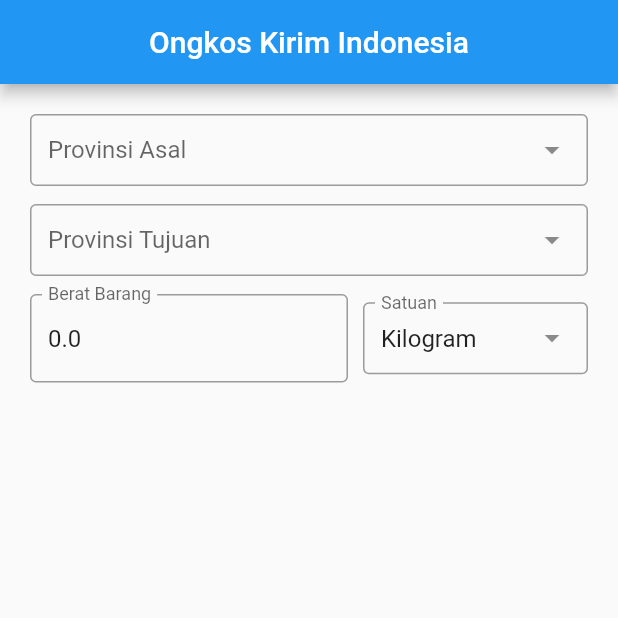
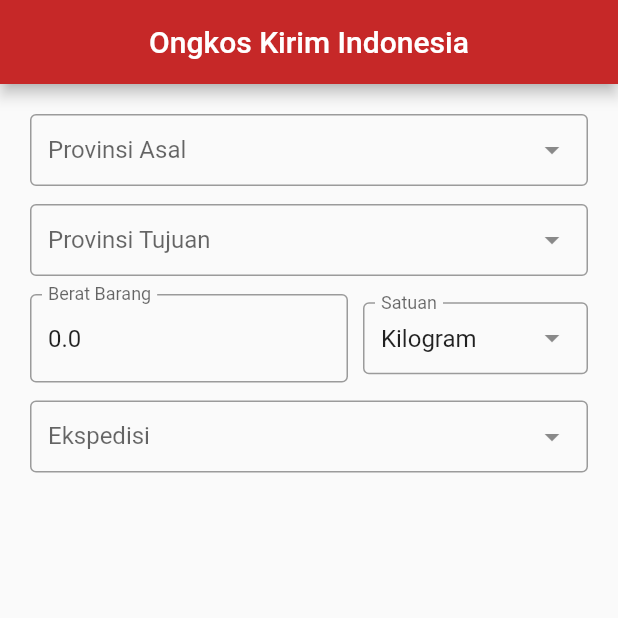
Before and after one commit to ceedadev/FlutterOngkir, a Flutter app: the screen it shows after launch, on a phone screen of 412 x 824 dp, the top half of it. Run offline on Flutter 3.47's test engine with Material 2 defaults, Android fonts, the phone set to English and light mode, and no system bars; drawn by our look-alikes of dropdown_search; our stand-ins replace get.

Commit message:
button ongkos kirim done with checking controller

```diff
--- a/lib/app/modules/home/controllers/home_controller.dart
+++ b/lib/app/modules/home/controllers/home_controller.dart
@@ -8,6 +8,8 @@ class HomeController extends GetxController {
   var hiddenKotaTujuan = true.obs;
   var provIdTujuan = 0.obs;
   var cityIdTujuan = 0.obs;
+  var kurir = "".obs;
+  var hiddenButton = true.obs;
 
   double berat = 0.0;
   String satuan = 'gram';
@@ -53,6 +55,14 @@ class HomeController extends GetxController {
     print(value);
   }
 
+  void showButton() {
+    if (cityIdAsal != 0 && cityIdTujuan != 0 && berat > 0 && kurir != "") {
+      hiddenButton.value = false;
+    } else {
+      hiddenButton.value = true;
+    }
+  }
+
   @override
   void onInit() {
     beratC = TextEditingController(text: '$berat');
--- a/lib/app/modules/home/views/home_view.dart
+++ b/lib/app/modules/home/views/home_view.dart
@@ -1,3 +1,4 @@
+import 'package:dropdown_search/dropdown_search.dart';
 import 'package:flutter/material.dart';
 import 'package:get/get.dart';
 
@@ -14,6 +15,7 @@ class HomeView extends GetView<HomeController> {
       appBar: AppBar(
         title: Text('Ongkos Kirim Indonesia'),
         centerTitle: true,
+        backgroundColor: Colors.red[800],
       ),
       body: ListView(
         padding: EdgeInsets.all(20),
@@ -37,6 +39,50 @@ class HomeView extends GetView<HomeController> {
                   ),
           ),
           BeratBarang(),
+          DropdownSearch<Map<String, dynamic>>(
+            mode: Mode.MENU,
+            showClearButton: true,
+            items: [
+              {"code": "jne", "display": "Jalur Nugraha Ekakurir (JNE)"},
+              {"code": "tiki", "display": "Titipan Kilat (TiKi)"},
+              {"code": "pos", "display": "Pos Indonesia "},
+            ],
+            label: "Ekspedisi",
+            hint: "Pilih Jasa Ekspedisi",
+            onChanged: (value) {
+              if (value != null) {
+                controller.kurir.value = value['code'];
+                controller.showButton();
+              } else {
+                controller.hiddenButton.value = true;
+                controller.kurir.value = '';
+              }
+            },
+            popupItemBuilder: (context, item, isSelected) => Container(
+              padding: EdgeInsets.all(20),
+              child: Text(
+                "${item['display']}",
+                style: TextStyle(
+                  fontSize: 18,
+                  color: Colors.black,
+                ),
+              ),
+            ),
+            itemAsString: (item) => "${item['display']}",
+          ),
+          Obx(() => controller.hiddenButton.isTrue
+              ? SizedBox()
+              : Padding(
+                  padding: const EdgeInsets.only(top: 40),
+                  child: ElevatedButton(
+                    onPressed: () => print('pressed'),
+                    child: Text("Cek Ongkos Kirim"),
+                    style: ElevatedButton.styleFrom(
+                      padding: EdgeInsets.symmetric(vertical: 20),
+                      primary: Colors.red[800],
+                    ),
+                  ),
+                ))
         ],
       ),
     );
--- a/lib/app/modules/home/views/widgets/ProvinceDropdownSearch.dart
+++ b/lib/app/modules/home/views/widgets/ProvinceDropdownSearch.dart
@@ -78,6 +78,7 @@ class ProvinceDropdownSearch extends GetView<HomeController> {
               controller.provIdTujuan.value = 0;
             }
           }
+          controller.showButton();
         },
         showClearButton: true,
         showSearchBox: true,
```
Also changed, not shown: lib/app/modules/home/views/widgets/CityDropdownSearch.dart (+8 -1 lines).
